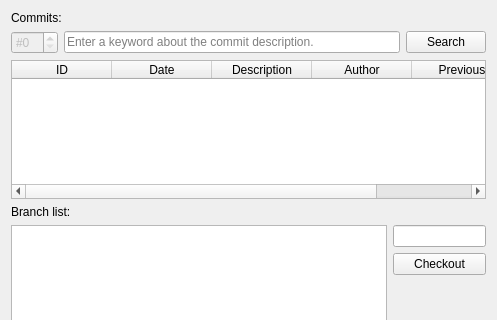
KmolYuan/Pyslvs-UI, file core/io/peeweeIO.ui: the form before one commit; both pictures show x 0 to 497 and y 0 to 320 of the 497 by 653 pixel window.
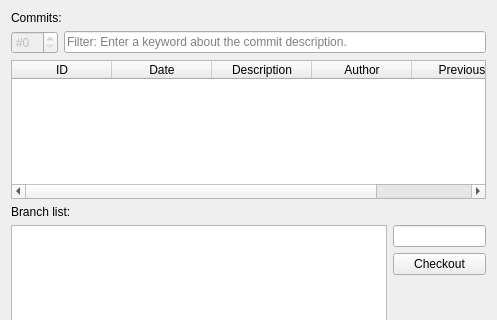
The form after the commit. Icons and pictures are not drawn.

Commit message: Commit filter function.

```diff
--- a/core/io/peeweeIO.ui
+++ b/core/io/peeweeIO.ui
@@ -36,14 +36,7 @@
      <item>
       <widget class="QLineEdit" name="commit_search_text">
        <property name="placeholderText">
-        <string>Enter a keyword about the commit description.</string>
-       </property>
-      </widget>
-     </item>
-     <item>
-      <widget class="QPushButton" name="commit_search">
-       <property name="text">
-        <string>Search</string>
+        <string>Filter: Enter a keyword about the commit description.</string>
        </property>
       </widget>
      </item>
```
The commit also changes 2 other files.
